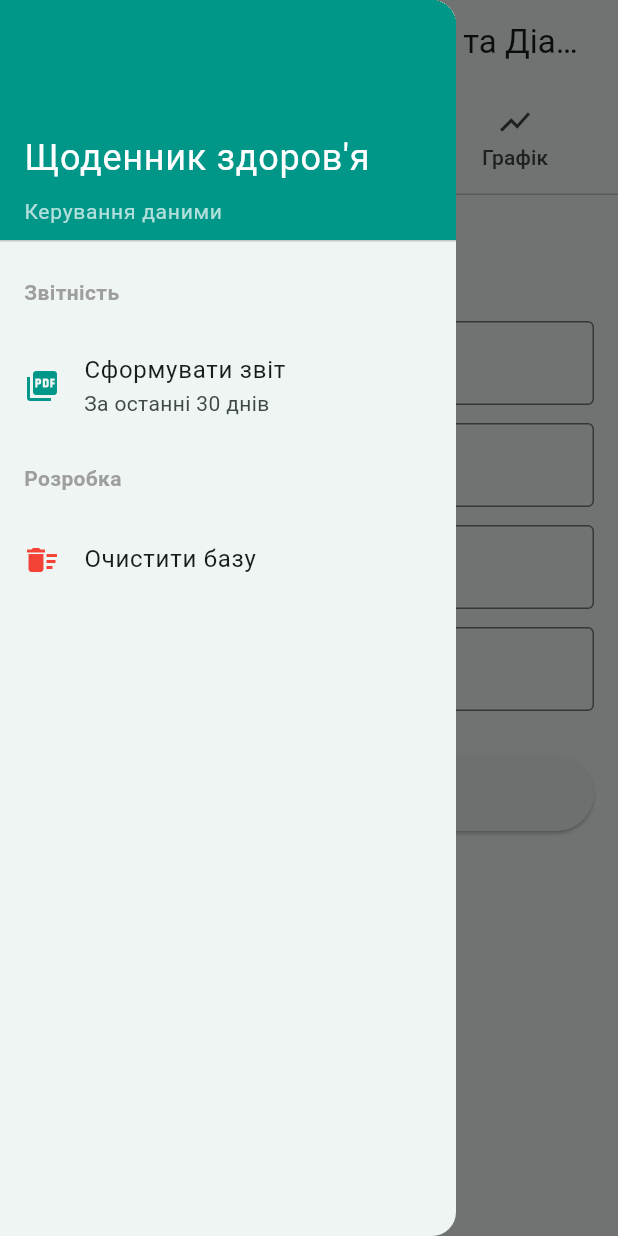
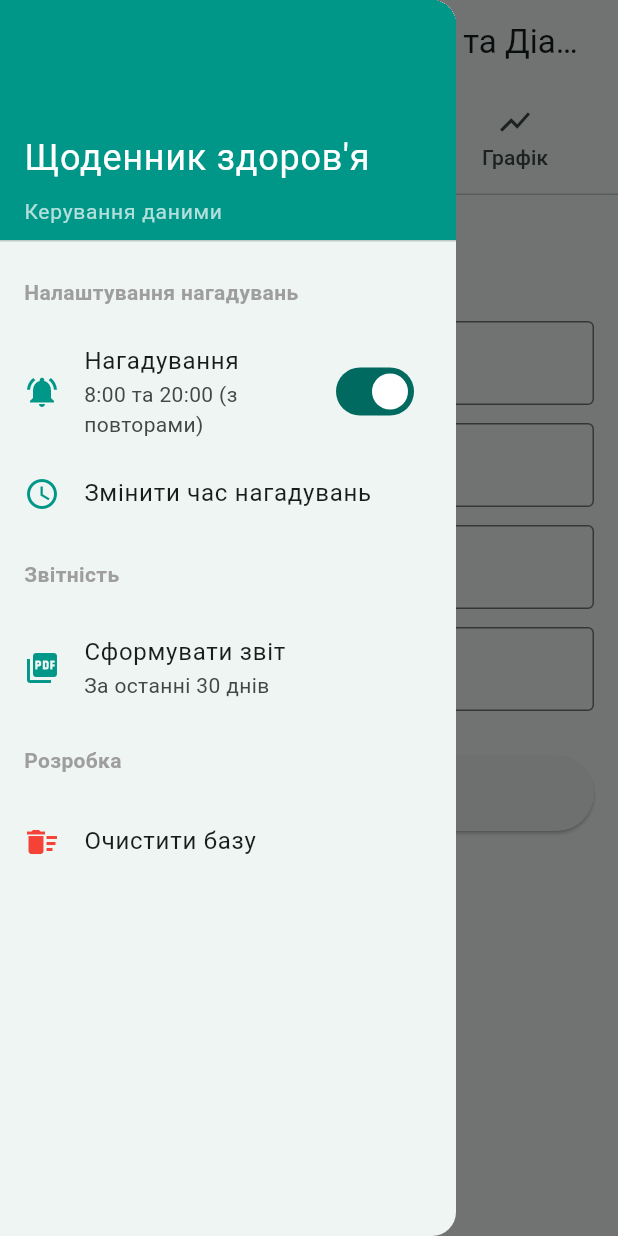
Before and after one commit to dekuznetsov/healthjournal, a Flutter app: the screen it shows after launch, in the side drawer, after a tap on "Ранок", on a phone screen of 412 x 824 dp. Run offline on Flutter 3.47's test engine with Material 3 defaults, Android fonts, the phone set to English and light mode, and no system bars; our stand-ins replace fl_chart, flutter_local_notifications, pdf, printing, shared_preferences, sqflite and 2 more; missing offline and left inert: window_manager; accounts and stored records are empty.

Commit message:
feat: Implement user-configurable notification settings in the drawer and refactor daily reminder scheduling to respect these settings and existing data.

```diff
--- a/lib/main.dart
+++ b/lib/main.dart
@@ -10,6 +10,7 @@ import 'models/health_record.dart';
 import 'services/database_helper.dart';
 import 'services/report_service.dart';
 import 'services/notification_service.dart';
+import 'services/settings_service.dart';
 
 Future<void> main() async {
   WidgetsFlutterBinding.ensureInitialized();
@@ -111,6 +112,90 @@ class _MainScreenState extends State<MainScreen> {
                     Text('Керування даними', style: TextStyle(color: Colors.white70, fontSize: 14)),
                   ],
                 ),
+              ),
+              const Padding(
+                padding: EdgeInsets.all(16.0),
+                child: Text('Налаштування нагадувань', style: TextStyle(fontWeight: FontWeight.bold, color: Colors.grey)),
+              ),
+              FutureBuilder<bool>(
+                future: SettingsService().getNotificationsEnabled(),
+                builder: (context, snapshot) {
+                  final enabled = snapshot.data ?? true;
+                  return SwitchListTile(
+                    title: const Text('Нагадування'),
+                    subtitle: const Text('8:00 та 20:00 (з повторами)'),
+                    value: enabled,
+                    onChanged: (value) async {
+                      await SettingsService().setNotificationsEnabled(value);
+                      await NotificationService().scheduleDailyReminders();
+                      (context as Element).markNeedsBuild(); // Refresh drawer
+                    },
+                    secondary: Icon(enabled ? Icons.notifications_active : Icons.notifications_off, color: Colors.teal),
+                  );
+                },
+              ),
+              ListTile(
+                leading: const Icon(Icons.access_time, color: Colors.teal),
+                title: const Text('Змінити час нагадувань'),
+                onTap: () async {
+                  final morningTime = await SettingsService().getMorningTime();
+                  final eveningTime = await SettingsService().getEveningTime();
+
+                  if (!mounted) return;
+
+                  await showDialog(
+                    context: context,
+                    builder: (context) => StatefulBuilder(
+                      builder: (context, setState) {
+                        return AlertDialog(
+                          title: const Text('Час нагадувань'),
+                          content: Column(
+                            mainAxisSize: MainAxisSize.min,
+                            children: [
+                              ListTile(
+                                title: const Text('Ранок'),
+                                trailing: Text(morningTime.format(context)),
+                                onTap: () async {
+                                  final newTime = await showTimePicker(
+                                    context: context,
+                                    initialTime: morningTime,
+                                  );
+                                  if (newTime != null) {
+                                    await SettingsService().setMorningTime(newTime);
+                                    setState(() {});
+                                  }
+                                },
+                              ),
+                              ListTile(
+                                title: const Text('Вечір'),
+                                trailing: Text(eveningTime.format(context)),
+                                onTap: () async {
+                                  final newTime = await showTimePicker(
+                                    context: context,
+                                    initialTime: eveningTime,
+                                  );
+                                  if (newTime != null) {
+                                    await SettingsService().setEveningTime(newTime);
+                                    setState(() {});
+                                  }
+                                },
+                              ),
+                            ],
+                          ),
+                          actions: [
+                            TextButton(
+                              onPressed: () async {
+                                await NotificationService().scheduleDailyReminders();
+                                if (context.mounted) Navigator.pop(context);
+                              },
+                              child: const Text('Готово'),
+                            ),
+                          ],
+                        );
+                      },
+                    ),
+                  );
+                },
               ),
               const Padding(
                 padding: EdgeInsets.all(16.0),
--- a/lib/services/notification_service.dart
+++ b/lib/services/notification_service.dart
@@ -2,6 +2,9 @@ import 'package:flutter_local_notifications/flutter_local_notifications.dart';
 import 'package:timezone/timezone.dart' as tz;
 import 'package:timezone/data/latest_all.dart' as tz;
 import 'package:flutter/foundation.dart';
+import 'package:flutter/material.dart';
+import 'settings_service.dart';
+import 'database_helper.dart';
 
 class NotificationService {
   static final NotificationService _instance = NotificationService._internal();
@@ -9,6 +12,8 @@ class NotificationService {
   NotificationService._internal();
 
   final FlutterLocalNotificationsPlugin _notificationsPlugin = FlutterLocalNotificationsPlugin();
+  final SettingsService _settingsService = SettingsService();
+  final DatabaseHelper _dbHelper = DatabaseHelper();
 
   Future<void> init() async {
     tz.initializeTimeZones();
@@ -40,31 +45,68 @@ class NotificationService {
     // Clear all existing notifications to avoid duplicates
     await _notificationsPlugin.cancelAll();
 
-    // Schedule 6 reminders for morning (08:00 - 08:50)
+    final enabled = await _settingsService.getNotificationsEnabled();
+    if (!enabled) {
+      debugPrint('Notifications are disabled in settings.');
+      return;
+    }
+
+    // Check if data for today already exists
+    final records = await _dbHelper.getRecords();
+    final today = DateTime.now();
+
+    bool hasMorningData = records.any((r) =>
+      r.timestamp.year == today.year &&
+      r.timestamp.month == today.month &&
+      r.timestamp.day == today.day &&
+      r.period == 'morning'
+    );
+
+    bool hasEveningData = records.any((r) =>
+      r.timestamp.year == today.year &&
+      r.timestamp.month == today.month &&
+      r.timestamp.day == today.day &&
+      r.period == 'evening'
+    );
+
+    final morningTime = await _settingsService.getMorningTime();
+    final eveningTime = await _settingsService.getEveningTime();
+
+    // Schedule 6 reminders for morning if no data
+    if (!hasMorningData) {
       for (int i = 0; i < 6; i++) {
-      final minute = i * 10;
+        final totalMinutes = morningTime.hour * 60 + morningTime.minute + (i * 10);
+        final hour = (totalMinutes ~/ 60) % 24;
+        final minute = totalMinutes % 60;
+
         await _scheduleNotification(
           id: i,
           title: 'Ранкове вимірювання',
-        body: 'Пора поміряти тиск та цукор (08:${minute.toString().padLeft(2, '0')})',
-        hour: 8,
+          body: 'Пора поміряти тиск та цукор (${hour.toString().padLeft(2, '0')}:${minute.toString().padLeft(2, '0')})',
+          hour: hour,
           minute: minute,
         );
       }
+    }
 
-    // Schedule 6 reminders for evening (20:00 - 20:50)
+    // Schedule 6 reminders for evening if no data
+    if (!hasEveningData) {
       for (int i = 0; i < 6; i++) {
-      final minute = i * 10;
+        final totalMinutes = eveningTime.hour * 60 + eveningTime.minute + (i * 10);
+        final hour = (totalMinutes ~/ 60) % 24;
+        final minute = totalMinutes % 60;
+
         await _scheduleNotification(
           id: 10 + i,
           title: 'Вечірнє вимірювання',
-        body: 'Пора поміряти тиск та цукор (20:${minute.toString().padLeft(2, '0')})',
-        hour: 20,
+          body: 'Пора поміряти тиск та цукор (${hour.toString().padLeft(2, '0')}:${minute.toString().padLeft(2, '0')})',
+          hour: hour,
           minute: minute,
         );
       }
+    }
 
-    debugPrint('Daily reminders scheduled (8:00 and 20:00 with 10m intervals)');
+    debugPrint('Daily reminders scheduled (enabled: $enabled, morning: ${!hasMorningData}, evening: ${!hasEveningData})');
   }
 
   Future<void> _scheduleNotification({
@@ -83,10 +125,9 @@ class NotificationService {
         android: AndroidNotificationDetails(
           'health_reminders',
           'Нагадування про здоров\'я',
-          channelDescription: 'Нагадування про необхідність вимірювання тиску та цукру',
+          channelDescription: 'Нагадування про необхідність вимірювання тиску та цукур',
           importance: Importance.max,
           priority: Priority.high,
-          sound: RawResourceAndroidNotificationSound('notification_sound'), // Custom sound if exists
         ),
         iOS: DarwinNotificationDetails(
           presentAlert: true,
```
Lines whose indentation alone changed are shown as unchanged.
